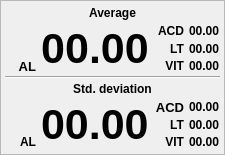
Before: the Qt Designer form bigviewnum.ui in siborion/siborion_american_scan, drawn with Qt 5.
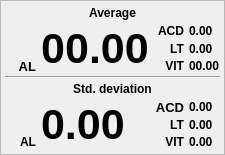
After: the same form once the commit is applied.

Commit message: acd lt and dev ? ??????? x.xx

```diff
--- a/bigviewnum.ui
+++ b/bigviewnum.ui
@@ -92,7 +92,7 @@
              </font>
             </property>
             <property name="text">
-             <string>00.00</string>
+             <string>0.00</string>
             </property>
             <property name="alignment">
              <set>Qt::AlignLeading|Qt::AlignLeft|Qt::AlignVCenter</set>
@@ -140,7 +140,7 @@
              </font>
             </property>
             <property name="text">
-             <string>00.00</string>
+             <string>0.00</string>
             </property>
            </widget>
           </item>
@@ -221,7 +221,7 @@
              </font>
             </property>
             <property name="text">
-             <string>00.00</string>
+             <string>0.00</string>
             </property>
            </widget>
           </item>
@@ -273,7 +273,7 @@
              </font>
             </property>
             <property name="text">
-             <string>00.00</string>
+             <string>0.00</string>
             </property>
            </widget>
           </item>
@@ -333,7 +333,7 @@
              </font>
             </property>
             <property name="text">
-             <string>00.00</string>
+             <string>0.00</string>
             </property>
            </widget>
           </item>
@@ -363,7 +363,7 @@
              </font>
             </property>
             <property name="text">
-             <string>00.00</string>
+             <string>0.00</string>
             </property>
            </widget>
           </item>
```
The commit also changes 2 other files.
